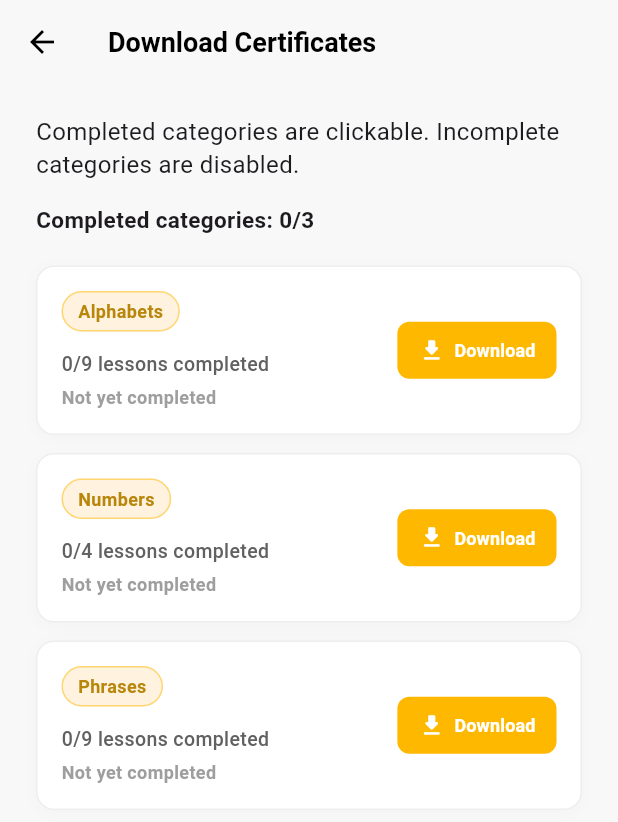
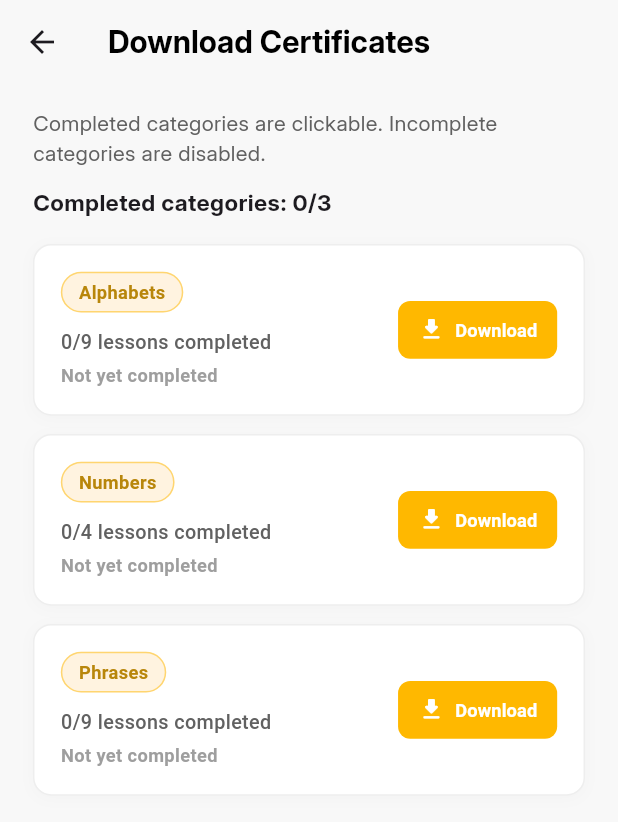
Before and after one commit to shizuiixui/auri_sign, a Flutter app: the AchievementsPage screen opened directly, on a phone screen of 412 x 824 dp. Shown: the top 822 px of the screen. Run offline on Flutter 3.47's test engine with Material 3 defaults, Android fonts, the phone set to English and light mode, and no system bars; our stand-ins replace camera, dio, flutter_local_notifications, flutter_screenutil, flutter_svg, get_it and 7 more; missing offline and left inert: tflite_flutter, webview_flutter_android; accounts and stored records are empty; network calls fail; project files that could hold a hidden picture were left out.

Commit message:
refactor: improve responsiveness of achievements page

```diff
--- a/lib/features/profile/presentation/screens/achievements.dart
+++ b/lib/features/profile/presentation/screens/achievements.dart
@@ -4,6 +4,7 @@ import 'package:auri_sign/features/profile/presentation/widgets/achievement_help
 import 'package:auri_sign/features/profile/viewmodels/achievements_view_model.dart';
 import 'package:auri_sign/features/auth/viewmodels/user_view_model.dart';
 import 'package:auri_sign/core/routes/app_router.dart';
+import 'package:flutter_screenutil/flutter_screenutil.dart';
 
 class AchievementsPage extends StatefulWidget {
   const AchievementsPage({super.key});
@@ -26,30 +27,41 @@ class _AchievementsPageState extends State<AchievementsPage> {
     showDialog(
       context: context,
       builder: (context) => AlertDialog(
-        shape: RoundedRectangleBorder(borderRadius: BorderRadius.circular(15)),
-        title: const Center(
+        shape: RoundedRectangleBorder(
+          borderRadius: BorderRadius.circular(16.r),
+        ),
+        contentPadding: EdgeInsets.symmetric(horizontal: 24.w, vertical: 20.h),
+        title: Center(
           child: Text(
             "No Certificate Available Yet",
-            style: TextStyle(fontWeight: FontWeight.bold, fontSize: 18),
+            style: TextStyle(
+              fontWeight: FontWeight.bold,
+              fontSize: 18.sp,
+              fontFamily: 'Inter',
+            ),
             textAlign: TextAlign.center,
           ),
         ),
-        content: const Text(
+        content: Text(
           "You need to finish this category before downloading a certificate.",
           textAlign: TextAlign.center,
-          style: TextStyle(color: Colors.grey),
+          style: TextStyle(
+            color: Colors.grey.shade600,
+            fontSize: 13.sp,
+            fontFamily: 'Inter',
+          ),
         ),
         actions: [
           Padding(
-            padding: const EdgeInsets.only(bottom: 10, left: 10, right: 10),
+            padding: EdgeInsets.only(bottom: 10.h, left: 10.w, right: 10.w),
             child: SizedBox(
               width: double.infinity,
-              height: 45,
+              height: 45.h,
               child: ElevatedButton(
                 style: ElevatedButton.styleFrom(
                   backgroundColor: const Color(0xFFFFB800),
                   shape: RoundedRectangleBorder(
-                    borderRadius: BorderRadius.circular(10),
+                    borderRadius: BorderRadius.circular(10.r),
                   ),
                   elevation: 0,
                 ),
@@ -58,11 +70,13 @@ class _AchievementsPageState extends State<AchievementsPage> {
                   Navigator.of(context).pop();
                   Navigator.of(this.context).pop();
                 },
-                child: const Text(
+                child: Text(
                   "Go To Lessons",
                   style: TextStyle(
                     color: Colors.white,
                     fontWeight: FontWeight.bold,
+                    fontSize: 14.sp,
+                    fontFamily: 'Inter',
                   ),
                 ),
               ),
@@ -77,7 +91,7 @@ class _AchievementsPageState extends State<AchievementsPage> {
   Widget build(BuildContext context) {
     final viewModel = context.watch<AchievementsViewModel>();
 
-    // countCompletedCategoriesForHeader
+    // Count Completed Categories
     int completedCategories = viewModel.categories
         .where(
           (c) => c.completedLessons >= c.totalLessons && c.totalLessons > 0,
@@ -90,15 +104,16 @@ class _AchievementsPageState extends State<AchievementsPage> {
         backgroundColor: const Color(0XFFF8F8F8),
         elevation: 0,
         leading: IconButton(
-          icon: const Icon(Icons.arrow_back, color: Colors.black),
+          icon: Icon(Icons.arrow_back),
           onPressed: () => Navigator.pop(context),
         ),
-        title: const Text(
+        title: Text(
           "Download Certificates",
           style: TextStyle(
             color: Colors.black,
-            fontSize: 18,
+            fontSize: 20.sp,
             fontWeight: FontWeight.bold,
+            fontFamily: 'Inter',
           ),
         ),
       ),
@@ -107,23 +122,29 @@ class _AchievementsPageState extends State<AchievementsPage> {
               child: CircularProgressIndicator(color: Color(0xFFFFB800)),
             )
           : SingleChildScrollView(
-              padding: const EdgeInsets.symmetric(horizontal: 24, vertical: 20),
+              padding: EdgeInsets.symmetric(horizontal: 20.w, vertical: 16.h),
               child: Column(
                 crossAxisAlignment: CrossAxisAlignment.start,
                 children: [
-                  const Text(
+                  Text(
                     "Completed categories are clickable. Incomplete categories are disabled.",
-                    style: TextStyle(fontSize: 16, height: 1.4),
+                    style: TextStyle(
+                      fontSize: 14.sp,
+                      color: Colors.grey.shade700,
+                      height: 1.4,
+                      fontFamily: 'Inter',
+                    ),
                   ),
-                  const SizedBox(height: 16),
+                  SizedBox(height: 12.h),
                   Text(
                     "Completed categories: $completedCategories/${viewModel.categories.length}",
-                    style: const TextStyle(
-                      fontSize: 15,
+                    style: TextStyle(
+                      fontSize: 15.sp,
                       fontWeight: FontWeight.w600,
+                      fontFamily: 'Inter',
                     ),
                   ),
-                  const SizedBox(height: 20),
+                  SizedBox(height: 16.h),
 
                   ...viewModel.categories.map((category) {
                     return CertificateCard(
@@ -182,7 +203,7 @@ class _AchievementsPageState extends State<AchievementsPage> {
                     );
                   }),
 
-                  const SizedBox(height: 50),
+                  SizedBox(height: 40.h),
                 ],
               ),
             ),
--- a/lib/features/profile/presentation/widgets/achievement_helpers.dart
+++ b/lib/features/profile/presentation/widgets/achievement_helpers.dart
@@ -1,4 +1,5 @@
 import 'package:flutter/material.dart';
+import 'package:flutter_screenutil/flutter_screenutil.dart';
 
 // achievementProgressCard
 class AchievementProgressCard extends StatelessWidget {
@@ -22,49 +23,56 @@ class AchievementProgressCard extends StatelessWidget {
     return GestureDetector(
       onTap: onTap,
       child: Container(
-        margin: EdgeInsets.only(bottom: isExpanded ? 0 : 16),
-        padding: const EdgeInsets.all(20),
+        margin: EdgeInsets.only(bottom: isExpanded ? 0 : 16.h),
+        padding: EdgeInsets.all(20.w),
         decoration: BoxDecoration(
           color: Colors.white,
-          border: Border.all(color: const Color(0xFFFFB800), width: 1.5),
-          borderRadius: BorderRadius.circular(20),
+          border: Border.all(color: const Color(0xFFFFB800), width: 1.5.w),
+          borderRadius: BorderRadius.circular(20.r),
         ),
         child: Column(
           crossAxisAlignment: CrossAxisAlignment.start,
           children: [
             Row(
               children: [
-                Column(
+                Expanded(
+                  child: Column(
                     crossAxisAlignment: CrossAxisAlignment.start,
                     children: [
                       Text(
                         title,
-                      style: const TextStyle(
-                        fontSize: 18,
+                        style: TextStyle(
+                          fontSize: 18.sp,
                           fontWeight: FontWeight.bold,
                         ),
                       ),
+                      SizedBox(height: 2.h),
                       Text(
                         subtitle,
-                      style: const TextStyle(fontSize: 12, color: Colors.grey),
+                        style: TextStyle(
+                          fontSize: 12.sp,
+                          color: Colors.grey.shade600,
+                        ),
                       ),
                     ],
                   ),
-                const Spacer(),
+                ),
+                SizedBox(width: 8.w),
                 Icon(
                   isExpanded
                       ? Icons.keyboard_arrow_up
                       : Icons.keyboard_arrow_down,
                   color: Colors.black,
+                  size: 24.sp,
                 ),
               ],
             ),
-            const SizedBox(height: 15),
+            SizedBox(height: 15.h),
             ClipRRect(
-              borderRadius: BorderRadius.circular(10),
+              borderRadius: BorderRadius.circular(10.r),
               child: LinearProgressIndicator(
                 value: progress,
-                minHeight: 8,
+                minHeight: 8.h,
                 backgroundColor: Colors.grey[200],
                 valueColor: const AlwaysStoppedAnimation<Color>(
                   Color(0xFFFFB800),
@@ -107,10 +115,10 @@ class ExpandedLessonsList extends StatelessWidget {
         lessons.add(InactiveLessonStep(title: "Lesson $i Locked", number: i));
       }
     }
-    lessons.add(const SizedBox(height: 16));
+    lessons.add(SizedBox(height: 16.h));
 
     return Padding(
-      padding: const EdgeInsets.symmetric(horizontal: 16.0),
+      padding: EdgeInsets.symmetric(horizontal: 16.w),
       child: Column(children: lessons),
     );
   }
@@ -122,7 +130,11 @@ class VerticalStepLine extends StatelessWidget {
 
   @override
   Widget build(BuildContext context) {
-    return Container(height: 20, width: 1.5, color: Colors.grey.shade400);
+    return Container(
+      height: 20.h,
+      width: 1.5.w,
+      color: Colors.grey.shade400,
+    );
   }
 }
 
@@ -144,37 +156,41 @@ class ActiveLessonStep extends StatelessWidget {
   @override
   Widget build(BuildContext context) {
     return Container(
-      padding: const EdgeInsets.symmetric(horizontal: 16, vertical: 12),
+      padding: EdgeInsets.symmetric(horizontal: 16.w, vertical: 12.h),
       decoration: BoxDecoration(
         color: Colors.white,
-        border: Border.all(color: const Color(0xFFFFB800), width: 1.5),
-        borderRadius: BorderRadius.circular(25),
+        border: Border.all(color: const Color(0xFFFFB800), width: 1.5.w),
+        borderRadius: BorderRadius.circular(25.r),
       ),
       child: Row(
         children: [
           LessonCoin(isActive: true, number: number),
-          const SizedBox(width: 12),
+          SizedBox(width: 12.w),
           Expanded(
             child: Column(
               crossAxisAlignment: CrossAxisAlignment.start,
               children: [
                 Text(
                   title,
-                  style: const TextStyle(
-                    fontSize: 14,
+                  style: TextStyle(
+                    fontSize: 14.sp,
                     fontWeight: FontWeight.bold,
                   ),
                 ),
+                SizedBox(height: 2.h),
                 Text(
                   subtitle,
-                  style: const TextStyle(fontSize: 10, color: Colors.grey),
+                  style: TextStyle(
+                    fontSize: 10.sp,
+                    color: Colors.grey.shade600,
                   ),
-                const SizedBox(height: 4),
+                ),
+                SizedBox(height: 4.h),
                 ClipRRect(
-                  borderRadius: BorderRadius.circular(10),
+                  borderRadius: BorderRadius.circular(10.r),
                   child: LinearProgressIndicator(
                     value: progress,
-                    minHeight: 4,
+                    minHeight: 4.h,
                     backgroundColor: Colors.grey[200],
                     valueColor: const AlwaysStoppedAnimation<Color>(
                       Color(0xFFFFB800),
@@ -204,22 +220,24 @@ class InactiveLessonStep extends StatelessWidget {
   @override
   Widget build(BuildContext context) {
     return Container(
-      padding: const EdgeInsets.symmetric(horizontal: 16, vertical: 12),
+      padding: EdgeInsets.symmetric(horizontal: 16.w, vertical: 12.h),
       decoration: BoxDecoration(
         color: Colors.white,
-        border: Border.all(color: Colors.grey.shade300, width: 1.5),
-        borderRadius: BorderRadius.circular(25),
+        border: Border.all(color: Colors.grey.shade300, width: 1.5.w),
+        borderRadius: BorderRadius.circular(25.r),
       ),
       child: Row(
         children: [
           LessonCoin(isActive: false, number: number),
-          const SizedBox(width: 12),
-          Text(
+          SizedBox(width: 12.w),
+          Expanded(
+            child: Text(
               title,
-            style: const TextStyle(
-              fontSize: 14,
+              style: TextStyle(
+                fontSize: 14.sp,
                 fontWeight: FontWeight.w500,
                 color: Colors.grey,
+              ),
             ),
           ),
         ],
@@ -238,15 +256,15 @@ class LessonCoin extends StatelessWidget {
   @override
   Widget build(BuildContext context) {
     return SizedBox(
-      width: 30,
-      height: 30,
+      width: 30.r,
+      height: 30.r,
       child: Stack(
         alignment: Alignment.center,
         children: [
           Image.asset(
             'assets/images/your_coin_image.png',
-            width: 30,
-            height: 30,
+            width: 30.r,
+            height: 30.r,
             fit: BoxFit.contain,
             color: isActive ? null : Colors.grey,
             colorBlendMode: isActive ? null : BlendMode.saturation,
@@ -266,7 +284,7 @@ class LessonCoin extends StatelessWidget {
             style: TextStyle(
               color: isActive ? Colors.white : Colors.grey.shade600,
               fontWeight: FontWeight.bold,
-              fontSize: 13,
+              fontSize: 13.sp,
             ),
           ),
         ],
@@ -275,7 +293,6 @@ class LessonCoin extends StatelessWidget {
   }
 }
 
-// Certificate Card Widget
 // Certificate Card Widget
 class CertificateCard extends StatelessWidget {
   final String categoryName;
@@ -299,11 +316,11 @@ class CertificateCard extends StatelessWidget {
     bool isCompleted = completedLessons >= totalLessons && totalLessons > 0;
 
     return Container(
-      margin: const EdgeInsets.only(bottom: 12),
-      padding: const EdgeInsets.all(16),
+      margin: EdgeInsets.only(bottom: 12.h),
+      padding: EdgeInsets.all(16.w),
       decoration: BoxDecoration(
         color: Colors.white,
-        borderRadius: BorderRadius.circular(12),
+        borderRadius: BorderRadius.circular(12.r),
         border: Border.all(color: Colors.grey.shade200),
         boxShadow: [
           BoxShadow(
@@ -314,7 +331,6 @@ class CertificateCard extends StatelessWidget {
         ],
       ),
       child: Row(
-        // 👉 CHANGED THIS to center so the button perfectly aligns with the middle of the text!
         crossAxisAlignment: CrossAxisAlignment.center,
         children: [
           // leftSideInfo
@@ -323,40 +339,40 @@ class CertificateCard extends StatelessWidget {
               crossAxisAlignment: CrossAxisAlignment.start,
               children: [
                 Container(
-                  padding: const EdgeInsets.symmetric(
-                    horizontal: 10,
-                    vertical: 4,
+                  padding: EdgeInsets.symmetric(
+                    horizontal: 10.w,
+                    vertical: 4.h,
                   ),
                   decoration: BoxDecoration(
                     color: Colors.orange.shade50,
-                    borderRadius: BorderRadius.circular(20),
+                    borderRadius: BorderRadius.circular(20.r),
                     border: Border.all(
                       color: const Color(0xFFFFB800).withOpacity(0.5),
                     ),
                   ),
                   child: Text(
                     categoryName,
-                    style: const TextStyle(
-                      fontSize: 12,
+                    style: TextStyle(
+                      fontSize: 12.sp,
                       fontWeight: FontWeight.bold,
-                      color: Color(0xFFB8860B),
+                      color: const Color(0xFFB8860B),
                     ),
                   ),
                 ),
-                const SizedBox(height: 12),
+                SizedBox(height: 10.h),
                 Text(
                   "$completedLessons/$totalLessons lessons completed",
                   style: TextStyle(
-                    fontSize: 13,
+                    fontSize: 13.sp,
                     color: Colors.grey[700],
                     fontWeight: FontWeight.w500,
                   ),
                 ),
-                const SizedBox(height: 4),
+                SizedBox(height: 4.h),
                 Text(
                   isCompleted ? "Completed" : "Not yet completed",
                   style: TextStyle(
-                    fontSize: 12,
+                    fontSize: 12.sp,
                     color: isCompleted ? Colors.green : Colors.grey,
                     fontWeight: FontWeight.bold,
                   ),
@@ -364,6 +380,8 @@ class CertificateCard extends StatelessWidget {
               ],
             ),
           ),
+
+          SizedBox(width: 10.w),
 
           // Button
           _ActionButton(
@@ -381,23 +399,19 @@ class CertificateCard extends StatelessWidget {
 }
 
 // actionButtonHelperForCertificates
-// actionButtonHelperForCertificates
 class _ActionButton extends StatelessWidget {
   final String text;
   final IconData icon;
   final Color color;
   final Color textColor;
-  final Color? borderColor;
   final VoidCallback? onPressed;
   final bool isLoading;
 
   const _ActionButton({
-    super.key,
     required this.text,
     required this.icon,
     required this.color,
     required this.textColor,
-    this.borderColor,
     this.onPressed,
     this.isLoading = false,
   });
@@ -405,25 +419,26 @@ class _ActionButton extends StatelessWidget {
   @override
   Widget build(BuildContext context) {
     return SizedBox(
-      height: 38,
+      height: 38.h,
       child: ElevatedButton(
         style: ElevatedButton.styleFrom(
           backgroundColor: color,
           foregroundColor: textColor,
           elevation: 0,
-          side: borderColor != null ? BorderSide(color: borderColor!) : null,
-          shape: RoundedRectangleBorder(borderRadius: BorderRadius.circular(8)),
-          padding: const EdgeInsets.symmetric(
-            horizontal: 14,
+          shape: RoundedRectangleBorder(
+            borderRadius: BorderRadius.circular(8.r),
+          ),
+          padding: EdgeInsets.symmetric(
+            horizontal: 12.w,
           ),
         ),
         onPressed: onPressed,
         child: isLoading
-            ? const SizedBox(
-                width: 16,
-                height: 16,
-                child: CircularProgressIndicator(
-                  strokeWidth: 2.5,
+            ? SizedBox(
+                width: 16.r,
+                height: 16.r,
+                child: const CircularProgressIndicator(
+                  strokeWidth: 2.0,
                   valueColor: AlwaysStoppedAnimation<Color>(Colors.white),
                 ),
               )
@@ -432,14 +447,14 @@ class _ActionButton extends StatelessWidget {
                 children: [
                   Icon(
                     icon,
-                    size: 18,
+                    size: 18.sp,
                     color: textColor,
-                  ), // Your white download icon
-                  const SizedBox(width: 6),
+                  ),
+                  SizedBox(width: 6.w),
                   Text(
                     text,
-                    style: const TextStyle(
-                      fontSize: 12,
+                    style: TextStyle(
+                      fontSize: 12.sp,
                       fontWeight: FontWeight.bold,
                     ),
                   ),
```
Lines whose indentation alone changed are shown as unchanged.
